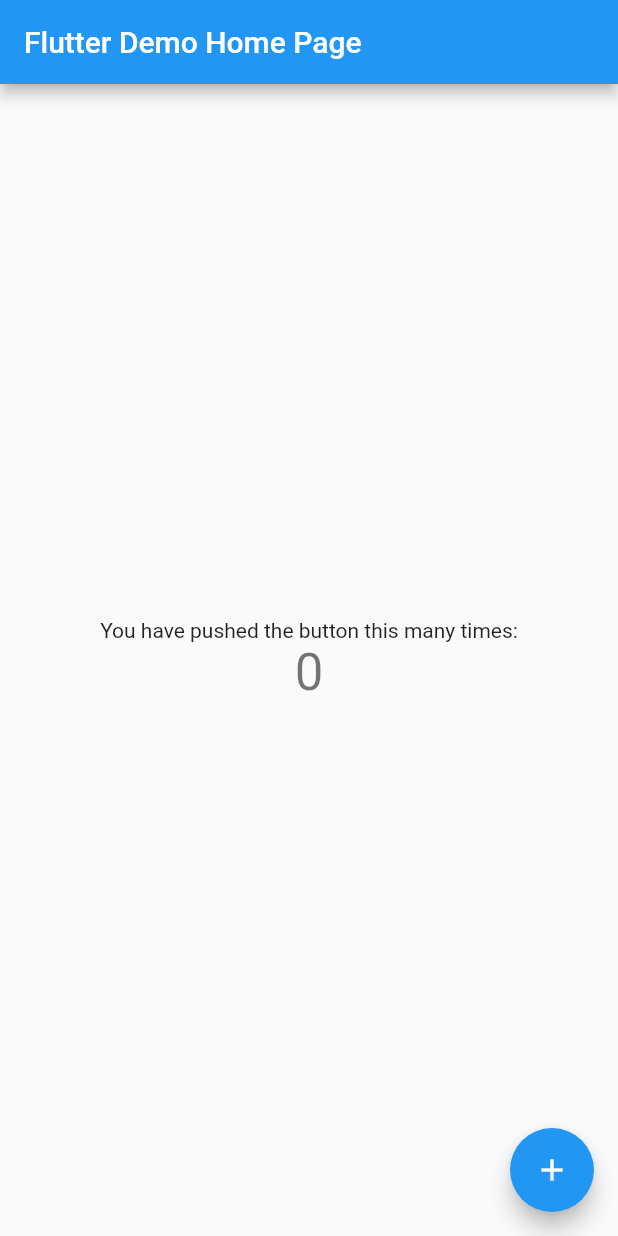
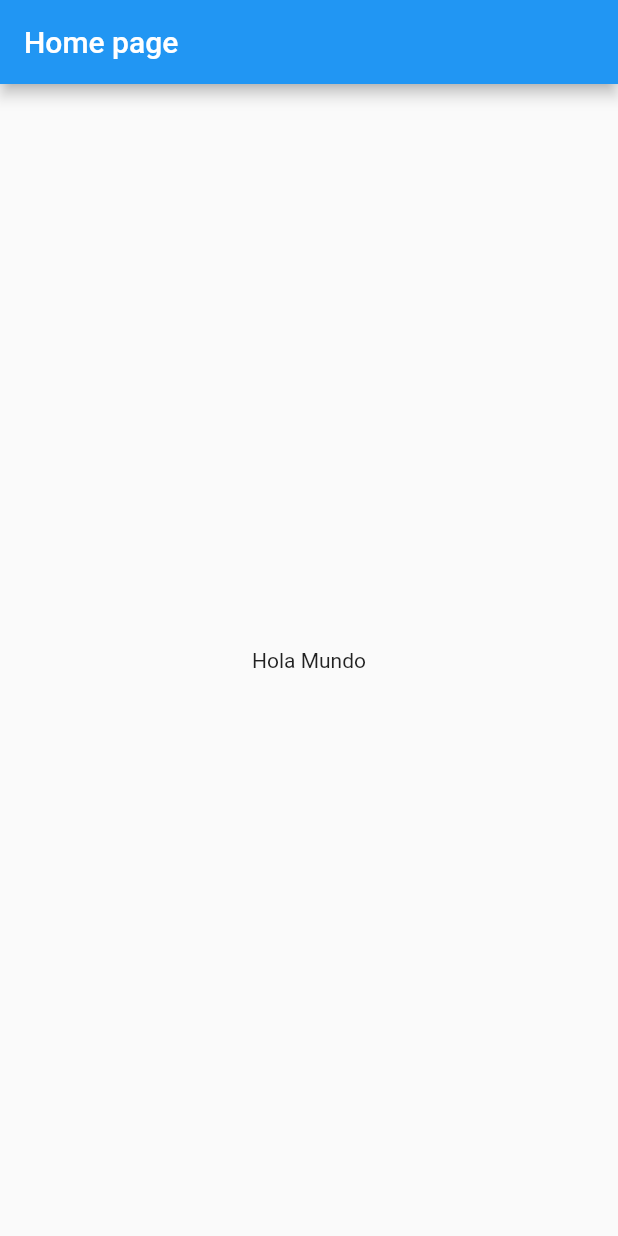
Before and after one commit to KitanoR/notificaciones_push_flutter, a Flutter app: the screen it shows after launch, on a phone screen of 412 x 824 dp. Run offline on Flutter 3.47's test engine with Material 2 defaults, Android fonts, the phone set to English and light mode, and no system bars; our stand-ins replace firebase_messaging; accounts and stored records are empty.

Commit message:
Push notification en android

```diff
--- a/lib/main.dart
+++ b/lib/main.dart
@@ -1,117 +1,65 @@
 import 'package:flutter/material.dart';
+import 'package:notificacion_push/src/pages/home_page.dart';
+import 'package:notificacion_push/src/pages/mensaje_page.dart';
+import 'package:notificacion_push/src/providers/push_notifications_provider.dart';
 
 void main() {
   runApp(MyApp());
 }
 
-class MyApp extends StatelessWidget {
+class MyApp extends StatefulWidget {
   // This widget is the root of your application.
+  @override
+  _MyAppState createState() => _MyAppState();
+}
+
+class _MyAppState extends State<MyApp> {
+  final GlobalKey<NavigatorState> navigatorKey = new GlobalKey<NavigatorState>();
+  @override
+  void initState() {
+    super.initState();
+    final pushProvider = PushNotificationProvider();
+    pushProvider.initNotifications();
+    pushProvider.mensajes.listen((argumento) {
+      // Navigator.pushNamed(context, 'mensaje');
+      print('Argumento del push');
+      print(argumento);
+      navigatorKey.currentState.pushNamed('mensaje', arguments: argumento);
+    });
+  }
   @override
   Widget build(BuildContext context) {
     return MaterialApp(
       title: 'Flutter Demo',
+      debugShowCheckedModeBanner: false,
+      navigatorKey: navigatorKey,
       theme: ThemeData(
-        // This is the theme of your application.
-        //
-        // Try running your application with "flutter run". You'll see the
-        // application has a blue toolbar. Then, without quitting the app, try
-        // changing the primarySwatch below to Colors.green and then invoke
-        // "hot reload" (press "r" in the console where you ran "flutter run",
-        // or simply save your changes to "hot reload" in a Flutter IDE).
-        // Notice that the counter didn't reset back to zero; the application
-        // is not restarted.
         primarySwatch: Colors.blue,
         // This makes the visual density adapt to the platform that you run
         // the app on. For desktop platforms, the controls will be smaller and
         // closer together (more dense) than on mobile platforms.
         visualDensity: VisualDensity.adaptivePlatformDensity,
       ),
-      home: MyHomePage(title: 'Flutter Demo Home Page'),
+      initialRoute: 'home',
+      routes: {
+        'home': (BuildContext context ) => HomePage(),
+        'mensaje': (BuildContext context ) => MensajePage(),
+      },
     );
   }
 }
 
-class MyHomePage extends StatefulWidget {
-  MyHomePage({Key key, this.title}) : super(key: key);
 
-  // This widget is the home page of your application. It is stateful, meaning
-  // that it has a State object (defined below) that contains fields that affect
-  // how it looks.
 
-  // This class is the configuration for the state. It holds the values (in this
-  // case the title) provided by the parent (in this case the App widget) and
-  // used by the build method of the State. Fields in a Widget subclass are
-  // always marked "final".
-
-  final String title;
-
-  @override
-  _MyHomePageState createState() => _MyHomePageState();
-}
-
-class _MyHomePageState extends State<MyHomePage> {
-  int _counter = 0;
-
-  void _incrementCounter() {
-    setState(() {
-      // This call to setState tells the Flutter framework that something has
-      // changed in this State, which causes it to rerun the build method below
-      // so that the display can reflect the updated values. If we changed
-      // _counter without calling setState(), then the build method would not be
-      // called again, and so nothing would appear to happen.
-      _counter++;
-    });
-  }
+class MyPage extends StatelessWidget {
 
   @override
   Widget build(BuildContext context) {
-    // This method is rerun every time setState is called, for instance as done
-    // by the _incrementCounter method above.
-    //
-    // The Flutter framework has been optimized to make rerunning build methods
-    // fast, so that you can just rebuild anything that needs updating rather
-    // than having to individually change instances of widgets.
     return Scaffold(
-      appBar: AppBar(
-        // Here we take the value from the MyHomePage object that was created by
-        // the App.build method, and use it to set our appbar title.
-        title: Text(widget.title),
-      ),
+      appBar: AppBar(title: Text('Manejo de push notification'),),
       body: Center(
-        // Center is a layout widget. It takes a single child and positions it
-        // in the middle of the parent.
-        child: Column(
-          // Column is also a layout widget. It takes a list of children and
-          // arranges them vertically. By default, it sizes itself to fit its
-          // children horizontally, and tries to be as tall as its parent.
-          //
-          // Invoke "debug painting" (press "p" in the console, choose the
-          // "Toggle Debug Paint" action from the Flutter Inspector in Android
-          // Studio, or the "Toggle Debug Paint" command in Visual Studio Code)
-          // to see the wireframe for each widget.
-          //
-          // Column has various properties to control how it sizes itself and
-          // how it positions its children. Here we use mainAxisAlignment to
-          // center the children vertically; the main axis here is the vertical
-          // axis because Columns are vertical (the cross axis would be
-          // horizontal).
-          mainAxisAlignment: MainAxisAlignment.center,
-          children: <Widget>[
-            Text(
-              'You have pushed the button this many times:',
-            ),
-            Text(
-              '$_counter',
-              style: Theme.of(context).textTheme.headline4,
-            ),
-          ],
-        ),
-      ),
-      floatingActionButton: FloatingActionButton(
-        onPressed: _incrementCounter,
-        tooltip: 'Increment',
-        child: Icon(Icons.add),
-      ), // This trailing comma makes auto-formatting nicer for build methods.
-    );
+        child: Text('Hola Mundo caye'),
+     ),
+   );
   }
 }
--- /dev/null
+++ b/lib/src/pages/home_page.dart
@@ -0,0 +1,17 @@
+import 'package:flutter/material.dart';
+
+
+ class HomePage extends StatelessWidget {
+
+   @override
+   Widget build(BuildContext context) {
+     return Scaffold(
+       appBar: AppBar(
+         title: Text('Home page'),
+       ),
+       body: Center(
+         child: Text('Hola Mundo'),
+      ),
+    );
+   }
+ }
--- /dev/null
+++ b/lib/src/providers/push_notifications_provider.dart
@@ -0,0 +1,54 @@
+
+import 'dart:async';
+import 'dart:io';
+
+import 'package:firebase_messaging/firebase_messaging.dart';
+
+class PushNotificationProvider {
+  FirebaseMessaging _firebaseMessaging = FirebaseMessaging();
+  final _mensajesStreamController = StreamController<String>.broadcast();
+  Stream<String> get mensajes => _mensajesStreamController.stream;
+
+  initNotifications() {
+    _firebaseMessaging.requestNotificationPermissions();
+    _firebaseMessaging.getToken().then((token){
+      print('====== FCM token ====');
+      print(token);
+
+      // cAFZiN4TzQ4:APA91bEONzSamua1tAieck-7hxywkcNZ_tC_GT7lx2xBnyr5d6cnGbpJLr5gHvq8vmoT5GPZ0pm866NmUMqIYM5ROI90Umqub0n4nEJVEak8mQBWMbXkXcLTnc8HQFvgITHRT3FpgM74
+
+    });
+
+    _firebaseMessaging.configure(
+      onMessage: (info) async {
+        print('======= on menssage ===');
+        print(info);
+        String argumento = 'no-data';
+        if(Platform.isAndroid){
+          argumento = info['data']['comida'] ?? 'no-data';
+        }
+        _mensajesStreamController.sink.add(argumento);
+      },
+      onLaunch: (info) async {
+        print('======= on launch ===');
+        print(info);
+
+      },
+      onResume: (info) async {
+        print('======= on resume ===');
+        print(info);
+        final noti = info['data']['comida'];
+        print(noti);
+        String argumento = 'no-data';
+        if(Platform.isAndroid){
+          argumento = info['data']['comida'] ?? 'no-data';
+        }
+        _mensajesStreamController.sink.add(argumento);
+      }
+    );
+  }
+
+  dispose(){
+    _mensajesStreamController?.close();
+  }
+}
--- a/pubspec.yaml
+++ b/pubspec.yaml
@@ -28,6 +28,9 @@ dependencies:
   # The following adds the Cupertino Icons font to your application.
   # Use with the CupertinoIcons class for iOS style icons.
   cupertino_icons: ^0.1.3
+  firebase_messaging: ^6.0.15
+  hive: ^1.4.1+1
+  hive_flutter: ^0.3.0+2
 
 dev_dependencies:
   flutter_test:
```
Also changed, not shown: lib/src/pages/mensaje_page.dart (added, +19 -0 lines), pubspec.lock, 7 other files.
